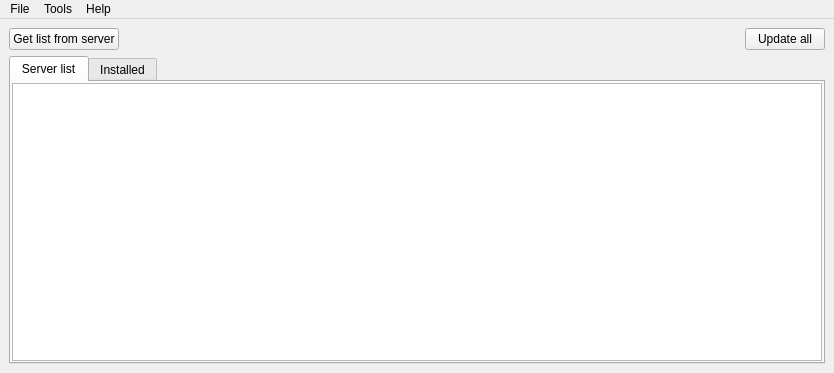
Above: gui_source/guimainwindow.ui from horsicq/x64dbg-Plugin-Manager before the change. Below: the same form after it.
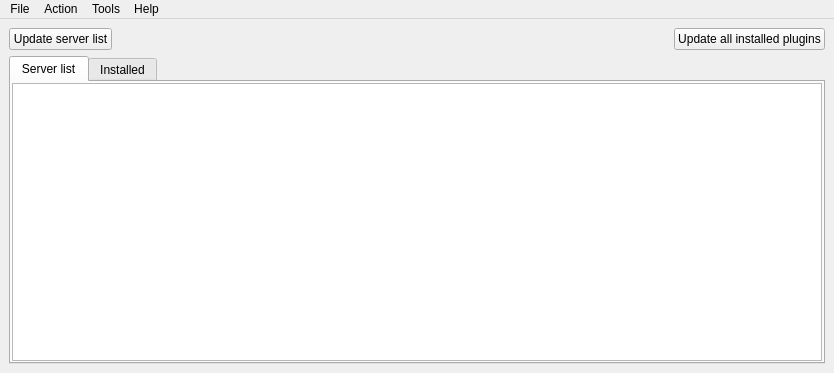
That is the form after the change.

```diff
--- a/gui_source/guimainwindow.ui
+++ b/gui_source/guimainwindow.ui
@@ -20,7 +20,7 @@
       <item>
        <widget class="QPushButton" name="pushButtonReload">
         <property name="text">
-         <string>Get list from server</string>
+         <string>Update server list</string>
         </property>
        </widget>
       </item>
@@ -40,7 +40,7 @@
       <item>
        <widget class="QPushButton" name="pushButtonUpdateAll">
         <property name="text">
-         <string>Update all</string>
+         <string>Update all installed plugins</string>
         </property>
        </widget>
       </item>
@@ -188,7 +188,15 @@
     </property>
     <addaction name="actionOptions"/>
    </widget>
+   <widget class="QMenu" name="menuAction">
+    <property name="title">
+     <string>Action</string>
+    </property>
+    <addaction name="actionUpdate_server_list"/>
+    <addaction name="actionUpdate_all_installed_plugins"/>
+   </widget>
    <addaction name="menuFile"/>
+   <addaction name="menuAction"/>
    <addaction name="menuTools"/>
    <addaction name="menuHelp"/>
   </widget>
```
Left out of the diff: 23 changed lines with no effect on the pictures.
